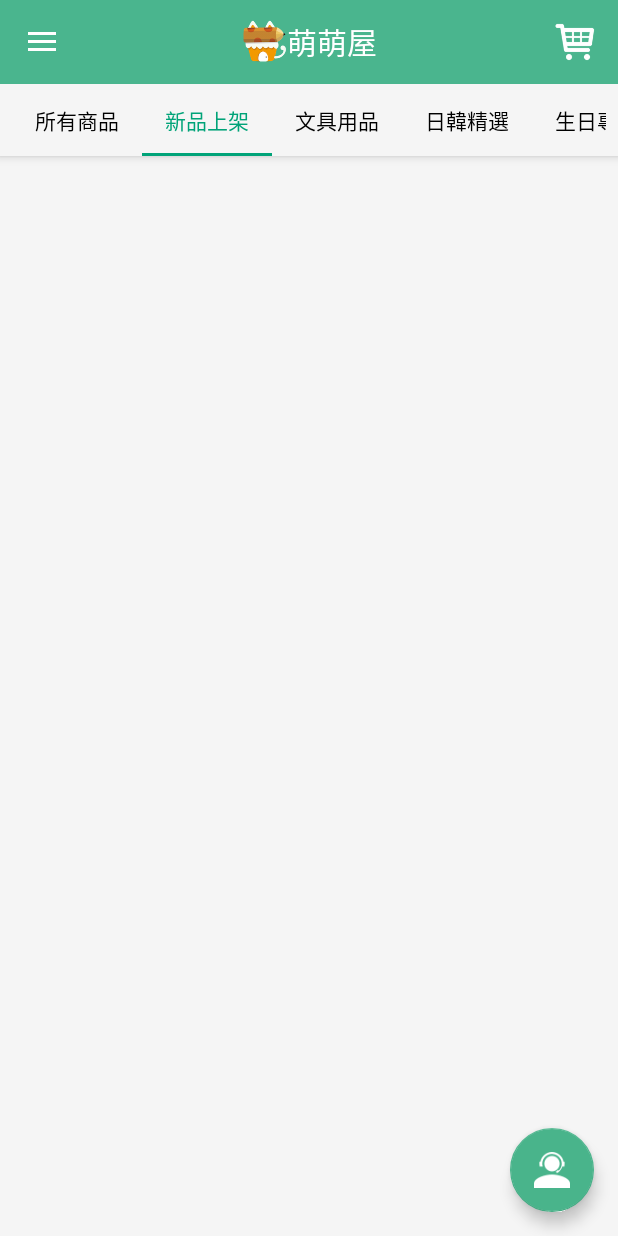
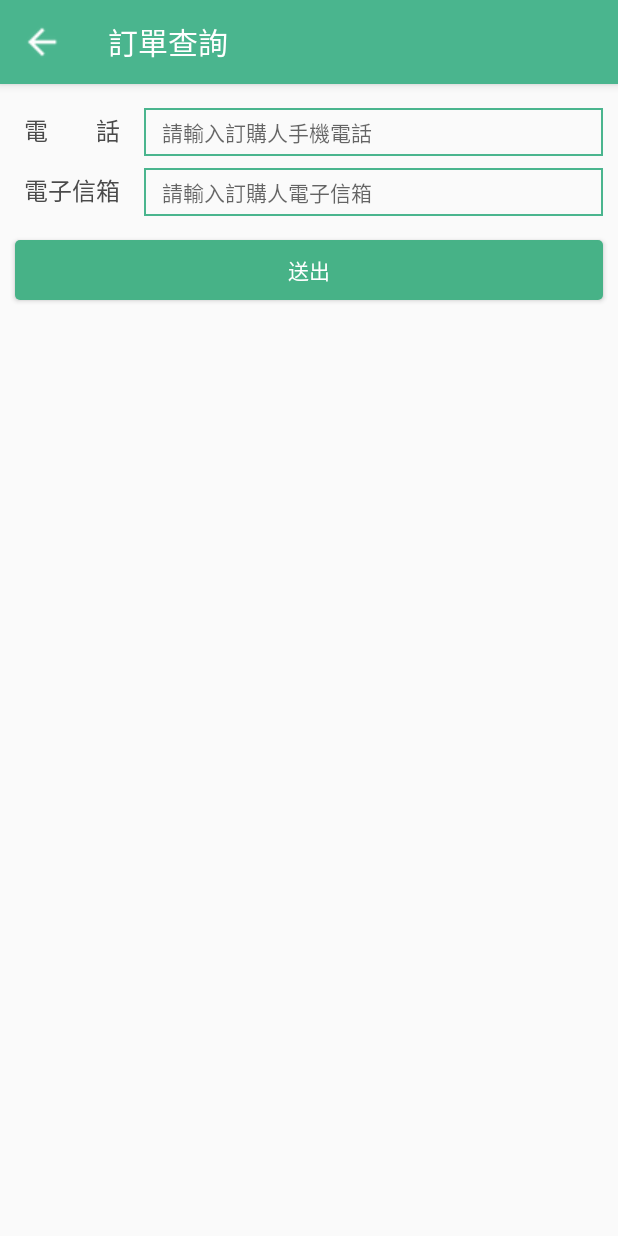
Before and after one commit to kosbrother/AndroidMongMong, an Android app: the screen it shows after launch (MainActivity before the commit, QueryPastOrdersActivity after it), after a tap on "查詢訂單", on a phone screen of 412 x 824 dp. Run offline under Robolectric (Android 15) with nearby library versions, the phone set to English and light mode, and no system bars; libraries missing offline, so code that uses them is left out: com.facebook, com.facebook.appevents, com.facebook.login, com.github.siyamed.shapeimageview, jp.wasabeef.glide and 1 more; pictures from the network do not load; 15 statements that could not run were skipped; 2 other taps on this screen came first.

Commit message:
Add query past order

```diff
--- a/app/src/main/java/com/kosbrother/mongmongwoo/MainActivity.java
+++ b/app/src/main/java/com/kosbrother/mongmongwoo/MainActivity.java
@@ -1,5 +1,6 @@
 package com.kosbrother.mongmongwoo;
 
+import android.annotation.SuppressLint;
 import android.app.Dialog;
 import android.content.Intent;
 import android.graphics.Bitmap;
@@ -42,6 +43,7 @@ import com.kosbrother.mongmongwoo.fragments.GoodsGridFragment;
 import com.kosbrother.mongmongwoo.model.User;
 import com.kosbrother.mongmongwoo.mycollect.MyCollectActivity;
 import com.kosbrother.mongmongwoo.pastorders.PastOrderActivity;
+import com.kosbrother.mongmongwoo.pastorders.QueryPastOrdersActivity;
 import com.kosbrother.mongmongwoo.utils.NetworkUtil;
 import com.kosbrother.mongmongwoo.utils.VersionUtil;
 
@@ -130,7 +132,7 @@ public class MainActivity extends FbLoginActivity
         ShoppingCarPreference pref = new ShoppingCarPreference();
         int count = pref.getShoppingCarItemSize(this);
 
-        menuItem.setIcon(buildCounterDrawable(count, R.drawable.icon_shopping_car_2));
+        menuItem.setIcon(buildCounterDrawable(count));
         menuItem.setShowAsAction(MenuItem.SHOW_AS_ACTION_ALWAYS);
         menuItem.setOnMenuItemClickListener(new MenuItem.OnMenuItemClickListener() {
             @Override
@@ -159,7 +161,7 @@ public class MainActivity extends FbLoginActivity
                     Toast.makeText(MainActivity.this, "無網路連線", Toast.LENGTH_SHORT).show();
                 }
             } else {
-                Toast.makeText(this, "請先使用FB登入", Toast.LENGTH_SHORT).show();
+                startActivity(new Intent(this, QueryPastOrdersActivity.class));
             }
         } else if (id == R.id.nav_service) {
             startActivity(new Intent(this, ServiceActivity.class));
@@ -181,6 +183,7 @@ public class MainActivity extends FbLoginActivity
         return true;
     }
 
+    @SuppressWarnings("UnusedParameters")
     public void onCustomerServiceFabClick(View view) {
         csBottomSheetDialogFragment.show(getSupportFragmentManager(), "");
         mTracker.send(new HitBuilders.EventBuilder()
@@ -332,6 +335,7 @@ public class MainActivity extends FbLoginActivity
         return (NavigationView) findViewById(R.id.nav_view);
     }
 
+    @SuppressLint("InflateParams")
     private void showUpdateDialog(String version_name, String update_message) {
         View dialogView = getLayoutInflater().inflate(R.layout.dialog_update_version, null);
         ((TextView) dialogView.findViewById(R.id.version_name_tv)).setText(version_name);
@@ -354,17 +358,18 @@ public class MainActivity extends FbLoginActivity
         });
     }
 
-    private Drawable buildCounterDrawable(int count, int backgroundImageId) {
+    @SuppressLint("InflateParams")
+    private Drawable buildCounterDrawable(int count) {
         LayoutInflater inflater = LayoutInflater.from(this);
         View view = inflater.inflate(R.layout.counter_menuitem_layout, null);
-//        view.setBackgroundResource(backgroundImageId);
 
         if (count == 0) {
             View counterTextPanel = view.findViewById(R.id.counterPanel);
             counterTextPanel.setVisibility(View.GONE);
         } else {
             TextView textView = (TextView) view.findViewById(R.id.count);
-            textView.setText("" + count);
+            String countString = "" + count;
+            textView.setText(countString);
         }
 
         view.measure(
--- /dev/null
+++ b/app/src/main/java/com/kosbrother/mongmongwoo/pastorders/QueryPastOrdersActivity.java
@@ -0,0 +1,77 @@
+package com.kosbrother.mongmongwoo.pastorders;
+
+import android.content.Intent;
+import android.os.Bundle;
+import android.support.annotation.Nullable;
+import android.support.v7.app.AppCompatActivity;
+import android.support.v7.widget.Toolbar;
+import android.view.MenuItem;
+import android.view.View;
+import android.widget.EditText;
+import android.widget.Toast;
+
+import com.kosbrother.mongmongwoo.R;
+import com.kosbrother.mongmongwoo.api.Webservice;
+import com.kosbrother.mongmongwoo.model.PastOrder;
+
+import java.util.ArrayList;
+
+import rx.functions.Action1;
+
+public class QueryPastOrdersActivity extends AppCompatActivity {
+
+    @Override
+    protected void onCreate(@Nullable Bundle savedInstanceState) {
+        super.onCreate(savedInstanceState);
+        setContentView(R.layout.activity_query_past_orders);
+        setToolbar();
+    }
+
+    @Override
+    public boolean onOptionsItemSelected(MenuItem menuItem) {
+        if (menuItem.getItemId() == android.R.id.home) {
+            finish();
+        }
+        return super.onOptionsItemSelected(menuItem);
+    }
+
+    @SuppressWarnings("ConstantConditions")
+    private void setToolbar() {
+        Toolbar toolbar = (Toolbar) findViewById(R.id.toolbar);
+        toolbar.setNavigationIcon(R.drawable.icon_back_white);
+        toolbar.setTitleTextColor(0xFFFFFFFF);
+        setSupportActionBar(toolbar);
+        getSupportActionBar().setDisplayShowHomeEnabled(true);
+    }
+
+    @SuppressWarnings("UnusedParameters")
+    public void onSubmitQueryButtonClick(View view) {
+        final String emailString = getEmailString();
+        final String phoneString = getPhoneString();
+        if (emailString.isEmpty() || phoneString.isEmpty()) {
+            Toast.makeText(this, "Email跟電話不可空白", Toast.LENGTH_SHORT).show();
+            return;
+        }
+
+        Webservice.getOrdersByEmailAndPhone(emailString, phoneString,
+                new Action1<ArrayList<PastOrder>>() {
+                    @Override
+                    public void call(ArrayList<PastOrder> pastOrders) {
+                        Intent intent = new Intent(QueryPastOrdersActivity.this, QueryPastOrdersResultActivity.class);
+                        intent.putExtra(QueryPastOrdersResultActivity.EXTRA_STRING_EMAIL, emailString);
+                        intent.putExtra(QueryPastOrdersResultActivity.EXTRA_STRING_PHONE, phoneString);
+                        startActivity(intent);
+                    }
+                });
+    }
+
+    @SuppressWarnings("ConstantConditions")
+    private String getPhoneString() {
+        return ((EditText) findViewById(R.id.phone_et)).getText().toString();
+    }
+
+    @SuppressWarnings("ConstantConditions")
+    private String getEmailString() {
+        return ((EditText) findViewById(R.id.email_et)).getText().toString();
+    }
+}
--- /dev/null
+++ b/app/src/main/res/layout/activity_query_past_orders.xml
@@ -0,0 +1,105 @@
+<?xml version="1.0" encoding="utf-8"?>
+<LinearLayout xmlns:android="http://schemas.android.com/apk/res/android"
+    xmlns:tools="http://schemas.android.com/tools"
+    android:layout_width="match_parent"
+    android:layout_height="match_parent"
+    xmlns:app="http://schemas.android.com/apk/res-auto"
+    android:orientation="vertical"
+    tools:context=".pastorders.QueryPastOrdersActivity">
+
+    <android.support.design.widget.AppBarLayout
+        android:layout_width="match_parent"
+        android:layout_height="wrap_content"
+        android:theme="@style/AppTheme.AppBarOverlay">
+
+        <android.support.v7.widget.Toolbar
+            android:id="@+id/toolbar"
+            android:layout_width="match_parent"
+            android:layout_height="?attr/actionBarSize"
+            android:background="?attr/colorPrimary"
+            app:popupTheme="@style/AppTheme.PopupOverlay" />
+
+    </android.support.design.widget.AppBarLayout>
+
+    <LinearLayout
+        android:layout_width="match_parent"
+        android:layout_height="wrap_content"
+        android:layout_marginEnd="10dp"
+        android:layout_marginLeft="16dp"
+        android:layout_marginRight="10dp"
+        android:layout_marginStart="16dp"
+        android:layout_marginTop="16dp"
+        android:orientation="horizontal">
+
+        <TextView
+            android:layout_width="wrap_content"
+            android:layout_height="wrap_content"
+            android:layout_marginEnd="16dp"
+            android:layout_marginRight="16dp"
+            android:text="@string/phone"
+            android:textColor="@color/black_text"
+            android:textSize="16sp" />
+
+        <EditText
+            android:id="@+id/phone_et"
+            android:layout_width="match_parent"
+            android:layout_height="32dp"
+            android:background="@drawable/edittext_selector"
+            android:hint="@string/phone_hint"
+            android:inputType="phone"
+            android:paddingEnd="12dp"
+            android:paddingLeft="12dp"
+            android:paddingRight="12dp"
+            android:paddingStart="12dp"
+            android:textColor="@color/black_text"
+            android:textSize="14sp" />
+    </LinearLayout>
+
+    <LinearLayout
+        android:layout_width="match_parent"
+        android:layout_height="wrap_content"
+        android:layout_marginEnd="10dp"
+        android:layout_marginLeft="16dp"
+        android:layout_marginRight="10dp"
+        android:layout_marginStart="16dp"
+        android:layout_marginTop="8dp"
+        android:orientation="horizontal">
+
+        <TextView
+            android:layout_width="wrap_content"
+            android:layout_height="wrap_content"
+            android:layout_marginEnd="16dp"
+            android:layout_marginRight="16dp"
+            android:text="@string/email"
+            android:textColor="@color/black_text"
+            android:textSize="16sp" />
+
+        <EditText
+            android:id="@+id/email_et"
+            android:layout_width="match_parent"
+            android:layout_height="32dp"
+            android:background="@drawable/edittext_selector"
+            android:hint="@string/email_hint"
+            android:inputType="textEmailAddress"
+            android:paddingEnd="12dp"
+            android:paddingLeft="12dp"
+            android:paddingRight="12dp"
+            android:paddingStart="12dp"
+            android:textColor="@color/black_text"
+            android:textSize="14sp" />
+    </LinearLayout>
+
+    <Button
+        android:layout_width="match_parent"
+        android:layout_height="40dp"
+        android:layout_marginEnd="10dp"
+        android:layout_marginLeft="10dp"
+        android:layout_marginRight="10dp"
+        android:layout_marginStart="10dp"
+        android:layout_marginTop="16dp"
+        android:background="@drawable/button_green_selector"
+        android:onClick="onSubmitQueryButtonClick"
+        android:text="@string/submit"
+        android:textColor="@color/white" />
+
+</LinearLayout>
--- a/app/src/main/res/values/strings.xml
+++ b/app/src/main/res/values/strings.xml
@@ -17,4 +17,11 @@
 
     <string name="my_collect_activity_title">我的收藏</string>
 
+    <string name="order_info">訂單資訊</string>
+    <string name="phone">電\u0020\u0020\u0020\u0020\u0020\u0020\u0020\u0020話</string>
+    <string name="phone_hint">請輸入訂購人手機電話</string>
+    <string name="email">電子信箱</string>
+    <string name="email_hint">請輸入訂購人電子信箱</string>
+    <string name="submit">送出</string>
+
 </resources>
```
Also changed, not shown: app/src/main/AndroidManifest.xml (+13 -1 lines), app/src/main/java/com/kosbrother/mongmongwoo/adpters/PastOrdersGridAdapter.java (+6 -1 lines), app/src/main/java/com/kosbrother/mongmongwoo/pastorders/QueryPastOrdersResultActivity.java (added, +98 -0 lines), app/src/main/res/layout/activity_query_past_orders_result.xml (added, +46 -0 lines).
